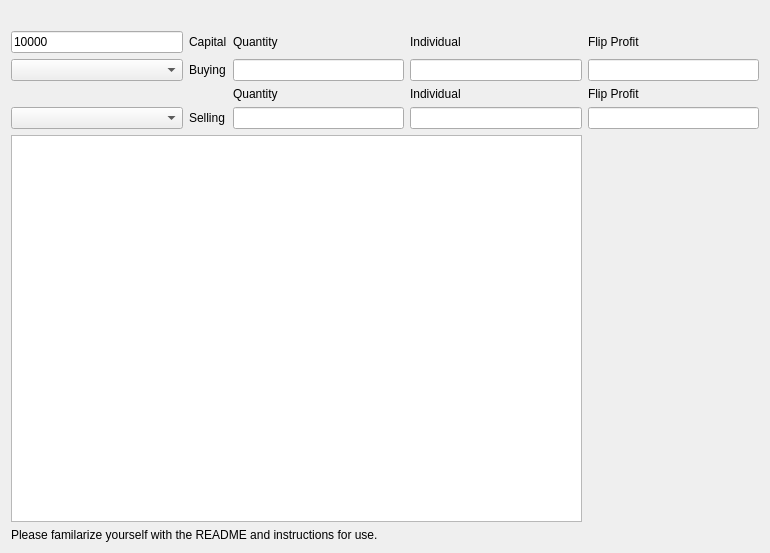
rjbrown2/NWTP, file config/NW_TP3.ui: the form before one commit.
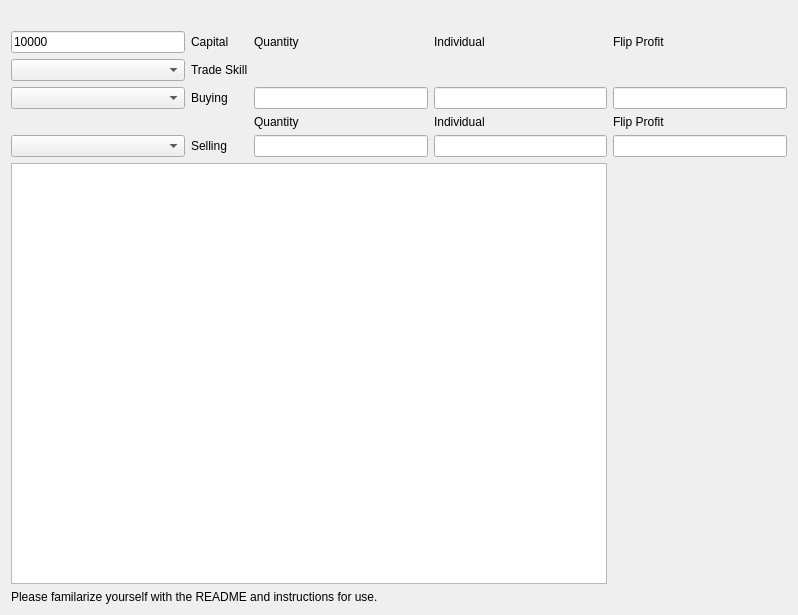
The form after the commit. Icons and pictures are not drawn.

Patch:
```diff
--- a/config/NW_TP3.ui
+++ b/config/NW_TP3.ui
@@ -6,8 +6,8 @@
    <rect>
     <x>0</x>
     <y>0</y>
-    <width>770</width>
-    <height>553</height>
+    <width>798</width>
+    <height>615</height>
    </rect>
   </property>
   <property name="minimumSize">
@@ -24,13 +24,6 @@
     <normaloff>../resources/NW-coins-96x.ico</normaloff>../resources/NW-coins-96x.ico</iconset>
   </property>
   <layout class="QGridLayout" name="gridLayout">
-   <item row="1" column="3">
-    <widget class="QLabel" name="buy_individual_label">
-     <property name="text">
-      <string>Individual</string>
-     </property>
-    </widget>
-   </item>
    <item row="1" column="2">
     <widget class="QLabel" name="buy_quantity_label">
      <property name="text">
@@ -38,17 +31,17 @@
      </property>
     </widget>
    </item>
-   <item row="1" column="0">
-    <widget class="QLineEdit" name="Capital">
+   <item row="1" column="3">
+    <widget class="QLabel" name="buy_individual_label">
      <property name="text">
-      <string>10000</string>
+      <string>Individual</string>
      </property>
     </widget>
    </item>
-   <item row="3" column="2">
-    <widget class="QLabel" name="sell_quantity_label">
+   <item row="4" column="3">
+    <widget class="QLabel" name="sell_individual_label">
      <property name="text">
-      <string>Quantity</string>
+      <string>Individual</string>
      </property>
     </widget>
    </item>
@@ -59,36 +52,40 @@
      </property>
     </widget>
    </item>
-   <item row="3" column="3">
-    <widget class="QLabel" name="sell_individual_label">
+   <item row="4" column="2">
+    <widget class="QLabel" name="sell_quantity_label">
      <property name="text">
-      <string>Individual</string>
+      <string>Quantity</string>
      </property>
     </widget>
    </item>
-   <item row="2" column="4">
+   <item row="3" column="4">
     <widget class="QLineEdit" name="buyFlip"/>
    </item>
-   <item row="4" column="3">
-    <widget class="QLineEdit" name="sellIndividual"/>
+   <item row="1" column="0">
+    <widget class="QLineEdit" name="Capital">
+     <property name="text">
+      <string>10000</string>
+     </property>
+    </widget>
    </item>
-   <item row="4" column="4">
+   <item row="5" column="4">
     <widget class="QLineEdit" name="sellFlip"/>
    </item>
-   <item row="2" column="3">
+   <item row="3" column="3">
     <widget class="QLineEdit" name="buyIndividual"/>
    </item>
-   <item row="5" column="0" colspan="4">
-    <widget class="QTreeView" name="debugTreeView"/>
+   <item row="5" column="3">
+    <widget class="QLineEdit" name="sellIndividual"/>
    </item>
-   <item row="6" column="0" colspan="5">
+   <item row="7" column="0" colspan="5">
     <widget class="QLabel" name="text_info">
      <property name="text">
       <string>Please familarize yourself with the README and instructions for use.  </string>
      </property>
     </widget>
    </item>
-   <item row="5" column="4">
+   <item row="6" column="4">
     <widget class="QLabel" name="label">
      <property name="text">
       <string/>
@@ -104,17 +101,41 @@
      </property>
     </widget>
    </item>
-   <item row="2" column="2">
+   <item row="3" column="2">
     <widget class="QLineEdit" name="buyQuantity">
      <property name="text">
       <string/>
      </property>
     </widget>
    </item>
-   <item row="4" column="2">
+   <item row="6" column="0" colspan="4">
+    <widget class="QTreeView" name="debugTreeView"/>
+   </item>
+   <item row="1" column="4">
+    <widget class="QLabel" name="buy_flip_label">
+     <property name="text">
+      <string>Flip Profit</string>
+     </property>
+    </widget>
+   </item>
+   <item row="5" column="2">
     <widget class="QLineEdit" name="sellQuantity"/>
    </item>
-   <item row="2" column="0">
+   <item row="3" column="1">
+    <widget class="QLabel" name="buy_label">
+     <property name="text">
+      <string>Buying</string>
+     </property>
+    </widget>
+   </item>
+   <item row="4" column="4">
+    <widget class="QLabel" name="sell_flip_label">
+     <property name="text">
+      <string>Flip Profit</string>
+     </property>
+    </widget>
+   </item>
+   <item row="3" column="0">
     <widget class="QComboBox" name="buy_comboBox">
      <item>
       <property name="text">
@@ -358,28 +379,7 @@
      </item>
     </widget>
    </item>
-   <item row="2" column="1">
-    <widget class="QLabel" name="buy_label">
-     <property name="text">
-      <string>Buying</string>
-     </property>
-    </widget>
-   </item>
-   <item row="1" column="4">
-    <widget class="QLabel" name="buy_flip_label">
-     <property name="text">
-      <string>Flip Profit</string>
-     </property>
-    </widget>
-   </item>
-   <item row="3" column="4">
-    <widget class="QLabel" name="sell_flip_label">
-     <property name="text">
-      <string>Flip Profit</string>
-     </property>
-    </widget>
-   </item>
-   <item row="4" column="0">
+   <item row="5" column="0">
     <widget class="QComboBox" name="sell_comboBox">
      <item>
       <property name="text">
@@ -508,7 +508,7 @@
      </item>
     </widget>
    </item>
-   <item row="4" column="1">
+   <item row="5" column="1">
     <widget class="QLabel" name="sell_label">
      <property name="text">
       <string>Selling</string>
@@ -531,6 +531,47 @@
      </property>
     </spacer>
    </item>
+   <item row="2" column="0">
+    <widget class="QComboBox" name="skillCombo">
+     <item>
+      <property name="text">
+       <string/>
+      </property>
+     </item>
+     <item>
+      <property name="text">
+       <string>Smelting</string>
+      </property>
+     </item>
+     <item>
+      <property name="text">
+       <string>Leatherworking</string>
+      </property>
+     </item>
+     <item>
+      <property name="text">
+       <string>Weaving</string>
+      </property>
+     </item>
+     <item>
+      <property name="text">
+       <string>Woodworking</string>
+      </property>
+     </item>
+     <item>
+      <property name="text">
+       <string>Stonecutting</string>
+      </property>
+     </item>
+    </widget>
+   </item>
+   <item row="2" column="1">
+    <widget class="QLabel" name="skillLabel">
+     <property name="text">
+      <string>Trade Skill</string>
+     </property>
+    </widget>
+   </item>
   </layout>
  </widget>
  <resources/>
```
